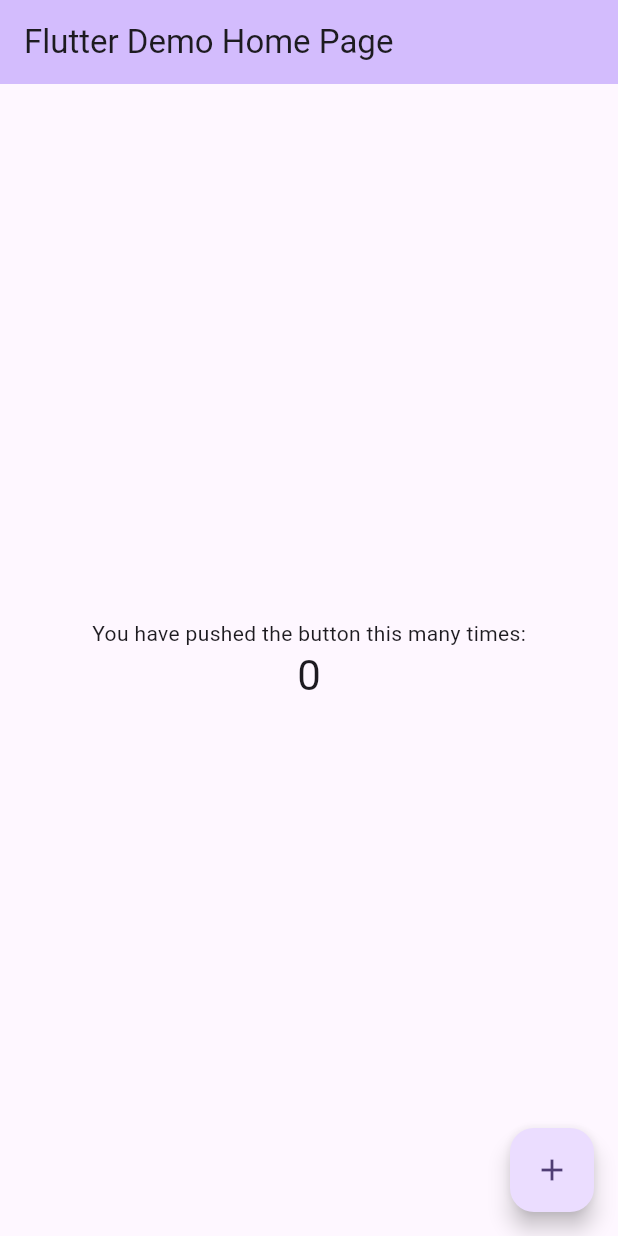
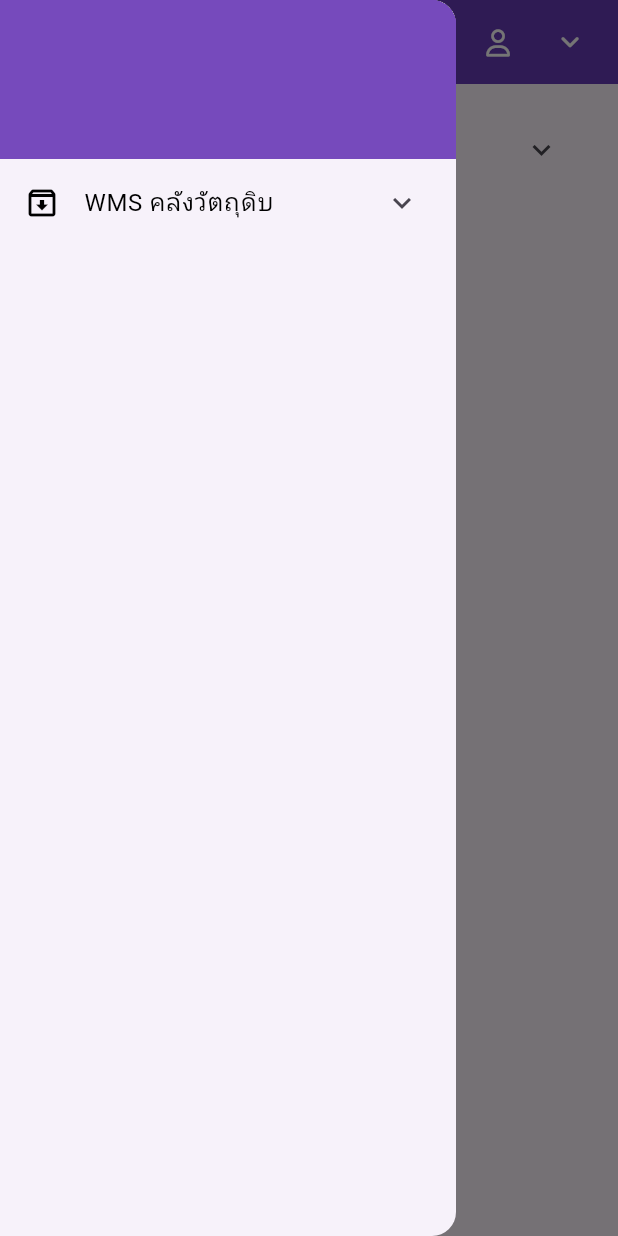
Before and after one commit to tanpan555/WMS_ANDROID, a Flutter app: the screen it shows after launch, with the side drawer open (before the commit the screen has no drawer), on a phone screen of 412 x 824 dp. Run offline on Flutter 3.47's test engine with Material 3 defaults, Android fonts, the phone set to English and light mode, and no system bars; our stand-ins replace font_awesome_flutter.

Commit message:
ผมเพิ่มไฟล์ผมลงไปและแก้ไฟล์บ้างไฟล์นะครับพี่ปั้น

```diff
--- /dev/null
+++ b/wms_android/lib/custom_appbar.dart
@@ -0,0 +1,81 @@
+import 'package:flutter/material.dart';
+import 'package:font_awesome_flutter/font_awesome_flutter.dart';
+
+class CustomAppBar extends StatelessWidget implements PreferredSizeWidget {
+  final String title;
+
+  const CustomAppBar({super.key, this.title = 'WMS'});
+
+  @override
+  Widget build(BuildContext context) {
+    return AppBar(
+      centerTitle: false,
+      backgroundColor: const Color.fromARGB(255, 103, 58, 183),
+      leading: Builder(
+        builder: (BuildContext context) {
+          return IconButton(
+            icon: const Icon(Icons.menu, color: Colors.white),
+            onPressed: () {
+              Scaffold.of(context).openDrawer();
+            },
+          );
+        },
+      ),
+      title: GestureDetector(
+        onTap: () {
+          // Navigate back to the main page
+          Navigator.popUntil(context, (route) => route.isFirst);
+        },
+        child: Row(
+          children: [
+            Image.asset(
+              'images/app-157-logo.png',
+              height: 40.0, // Adjust the height as needed
+            ),
+            const SizedBox(width: 8.0),
+            Text(
+              title,
+              style: const TextStyle(
+                color: Colors.white,
+                fontWeight: FontWeight.bold,
+                fontSize: 20.0,
+              ),
+            ),
+          ],
+        ),
+      ),
+      actions: [
+        Padding(
+          padding: const EdgeInsets.symmetric(horizontal: 8.0),
+          child: Row(
+            children: [
+              IconButton(
+                icon: const FaIcon(
+                  FontAwesomeIcons.user,
+                  size: 18.0,
+                  color: Colors.white,
+                ),
+                onPressed: () {
+                  // Define your onPressed action here
+                },
+              ),
+              IconButton(
+                icon: const FaIcon(
+                  FontAwesomeIcons.angleDown,
+                  size: 15.0,
+                  color: Colors.white,
+                ),
+                onPressed: () {
+                  // Define your onPressed action here
+                },
+              ),
+            ],
+          ),
+        ),
+      ],
+    );
+  }
+
+  @override
+  Size get preferredSize => const Size.fromHeight(kToolbarHeight);
+}
--- /dev/null
+++ b/wms_android/lib/custom_drawer.dart
@@ -0,0 +1,78 @@
+import 'package:flutter/material.dart';
+import 'SSINDT01/SSINDT01_card.dart';
+import 'SSFGDT04/SSFGDT04_main.dart';
+
+class CustomDrawer extends StatelessWidget {
+  const CustomDrawer({super.key});
+
+  @override
+  Widget build(BuildContext context) {
+    return Drawer(
+      child: Column(
+        children: [
+          Container(
+            color: const Color(0xff764abc),
+            height: 106.0, // Same height as the AppBar
+            alignment: Alignment.center,
+            // child: const Text(
+            //   'Drawer Header',
+            //   style: TextStyle(
+            //     color: Colors.white,
+            //     fontSize: 20.0, // Adjust font size as needed
+            //   ),
+            // ),
+          ),
+          Expanded(
+            child: ListView(
+              padding: EdgeInsets.zero,
+              children: [
+                ExpansionTile(
+                  leading: const Icon(
+                    Icons.archive_outlined,
+                    color: Colors.black,
+                  ),
+                  title: const Text('WMS คลังวัตถุดิบ', style: TextStyle(color: Colors.black)),
+                  children: <Widget>[
+                    ListTile(
+                      title: const Text('รับจากการสั่งซื้อ'),
+                      onTap: () {
+                        Navigator.pop(context);
+                        Navigator.push(
+                          context,
+                          MaterialPageRoute(builder: (context) => Ssindt01Card()), // ลิงค์ไปยัง Page1() จาก page1.dart
+                        );
+                      },
+                    ),
+                    ListTile(
+                      title: const Text('รับตรง (ไม่อ้าง PO)'),
+                      onTap: () {
+                        Navigator.pop(context);
+                        Navigator.push(
+                          context,
+                          MaterialPageRoute(builder: (context) => Ssfgdt04Main()), // ลิงค์ไปยัง Page1() จาก page1.dart
+                        );
+                      },
+                    ),
+                    // สามารถเพิ่ม ListTile อื่นๆที่ต้องการได้ที่นี่
+                  ],
+                ),
+                // ถ้าต้องการเพิ่ม ListTile อื่นๆ นอกเหนือจาก ExpansionTile สามารถเพิ่มที่นี่ได้
+                // ListTile(
+                //   leading: const Icon(
+                //     Icons.train,
+                //     color: Colors.black,
+                //   ),
+                //   title: const Text('Page 2', style: TextStyle(color: Colors.black)),
+                //   onTap: () {
+                //     Navigator.pop(context);
+                //     // Add navigation action here if needed
+                //   },
+                // ),
+              ],
+            ),
+          ),
+        ],
+      ),
+    );
+  }
+}
--- a/wms_android/lib/main.dart
+++ b/wms_android/lib/main.dart
@@ -1,4 +1,11 @@
 import 'package:flutter/material.dart';
+import 'custom_appbar.dart';
+import 'custom_drawer.dart';
+import 'SSINDT01/SSINDT01_card.dart';
+import 'SSFGDT04/SSFGDT04_main.dart';
+// import 'SSINDT01_CARD.dart';
+// import 'drawer.dart'; // Import the new drawer file
+// import 'appbar.dart'; // Import the custom AppBar
 
 void main() {
   runApp(const MyApp());
@@ -7,119 +14,71 @@
 class MyApp extends StatelessWidget {
   const MyApp({super.key});
 
-  // This widget is the root of your application.
   @override
   Widget build(BuildContext context) {
     return MaterialApp(
-      title: 'Flutter Demo',
+      title: 'Flutter Drawer Example',
       theme: ThemeData(
-        // This is the theme of your application.
-        //
-        // TRY THIS: Try running your application with "flutter run". You'll see
-        // the application has a purple toolbar. Then, without quitting the app,
-        // try changing the seedColor in the colorScheme below to Colors.green
-        // and then invoke "hot reload" (save your changes or press the "hot
-        // reload" button in a Flutter-supported IDE, or press "r" if you used
-        // the command line to start the app).
-        //
-        // Notice that the counter didn't reset back to zero; the application
-        // state is not lost during the reload. To reset the state, use hot
-        // restart instead.
-        //
-        // This works for code too, not just values: Most code changes can be
-        // tested with just a hot reload.
-        colorScheme: ColorScheme.fromSeed(seedColor: Colors.deepPurple),
-        useMaterial3: true,
+        primarySwatch: Colors.blue,
       ),
-      home: const MyHomePage(title: 'Flutter Demo Home Page'),
+      home: const MyHomePage(),
     );
   }
 }
 
-class MyHomePage extends StatefulWidget {
-  const MyHomePage({super.key, required this.title});
+class MyHomePage extends StatelessWidget {
+  const MyHomePage({super.key});
 
-  // This widget is the home page of your application. It is stateful, meaning
-  // that it has a State object (defined below) that contains fields that affect
-  // how it looks.
-
-  // This class is the configuration for the state. It holds the values (in this
-  // case the title) provided by the parent (in this case the App widget) and
-  // used by the build method of the State. Fields in a Widget subclass are
-  // always marked "final".
-
-  final String title;
-
-  @override
-  State<MyHomePage> createState() => _MyHomePageState();
-}
-
-class _MyHomePageState extends State<MyHomePage> {
-  int _counter = 0;
-
-  void _incrementCounter() {
-    setState(() {
-      // This call to setState tells the Flutter framework that something has
-      // changed in this State, which causes it to rerun the build method below
-      // so that the display can reflect the updated values. If we changed
-      // _counter without calling setState(), then the build method would not be
-      // called again, and so nothing would appear to happen.
-      _counter++;
-    });
+  void _navigateToPage(BuildContext context, Widget page) {
+    Navigator.push(
+      context,
+      MaterialPageRoute(builder: (context) => page),
+    );
   }
 
   @override
   Widget build(BuildContext context) {
-    // This method is rerun every time setState is called, for instance as done
-    // by the _incrementCounter method above.
-    //
-    // The Flutter framework has been optimized to make rerunning build methods
-    // fast, so that you can just rebuild anything that needs updating rather
-    // than having to individually change instances of widgets.
     return Scaffold(
-      appBar: AppBar(
-        // TRY THIS: Try changing the color here to a specific color (to
-        // Colors.amber, perhaps?) and trigger a hot reload to see the AppBar
-        // change color while the other colors stay the same.
-        backgroundColor: Theme.of(context).colorScheme.inversePrimary,
-        // Here we take the value from the MyHomePage object that was created by
-        // the App.build method, and use it to set our appbar title.
-        title: Text(widget.title),
+      appBar: const CustomAppBar(), // Using default title here
+      drawer: const CustomDrawer(),
+      body: ListView(
+        padding: const EdgeInsets.all(15.0),
+        children: [
+          ExpansionTile(
+            leading: const Icon(
+              Icons.archive_outlined,
+              color: Colors.black,
             ),
-      body: Center(
-        // Center is a layout widget. It takes a single child and positions it
-        // in the middle of the parent.
-        child: Column(
-          // Column is also a layout widget. It takes a list of children and
-          // arranges them vertically. By default, it sizes itself to fit its
-          // children horizontally, and tries to be as tall as its parent.
-          //
-          // Column has various properties to control how it sizes itself and
-          // how it positions its children. Here we use mainAxisAlignment to
-          // center the children vertically; the main axis here is the vertical
-          // axis because Columns are vertical (the cross axis would be
-          // horizontal).
-          //
-          // TRY THIS: Invoke "debug painting" (choose the "Toggle Debug Paint"
-          // action in the IDE, or press "p" in the console), to see the
-          // wireframe for each widget.
-          mainAxisAlignment: MainAxisAlignment.center,
+            title: Text(
+              'WMS คลังวัตถุดิบ',
+              style: Theme.of(context).textTheme.titleLarge,
+            ),
             children: <Widget>[
-            const Text(
-              'You have pushed the button this many times:',
+              ListTile(
+                title: const Text('รับจากการสั่งซื้อ'),
+                onTap: () {
+                  _navigateToPage(context, const Ssindt01Card());
+                },
               ),
-            Text(
-              '$_counter',
-              style: Theme.of(context).textTheme.headlineMedium,
+              ListTile(
+                title: const Text('รับตรง (ไม่อ้าง PO)'),
+                onTap: () {
+                  _navigateToPage(context, const Ssfgdt04Main());
+                },
               ),
+
+              // ListTile(
+              //   title: const Text('Page 2'),
+              //   onTap: () {
+              //     _navigateToPage(context, const Page2());
+              //   },
+              // ),
+              // Add more ListTiles here if needed
             ],
           ),
+          // Add other widgets here if needed
+        ],
       ),
-      floatingActionButton: FloatingActionButton(
-        onPressed: _incrementCounter,
-        tooltip: 'Increment',
-        child: const Icon(Icons.add),
-      ), // This trailing comma makes auto-formatting nicer for build methods.
     );
   }
 }
```
Also changed, not shown: wms_android/lib/SSFGDT04/SSFGDT04_main.dart (added, +23 -0 lines), wms_android/lib/SSINDT01/SSINDT01_card.dart (added, +41 -0 lines), wms_android/lib/SSINDT01/SSINDT01_form.dart (added, +89 -0 lines), wms_android/pubspec.yaml (+5 -72 lines), wms_android/images/app-157-logo.png (added), wms_android/lib/SSINDT01/SSINDT01_grid_data.dart (added), wms_android/pubspec.lock. Lines whose indentation alone changed are shown as unchanged.
